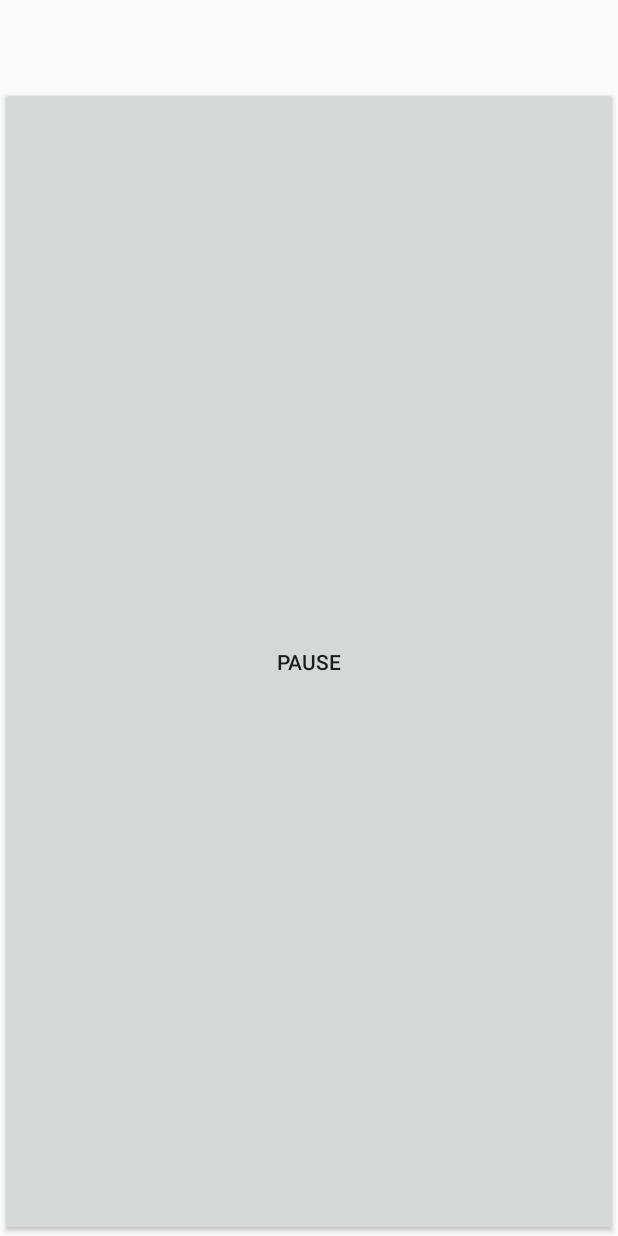
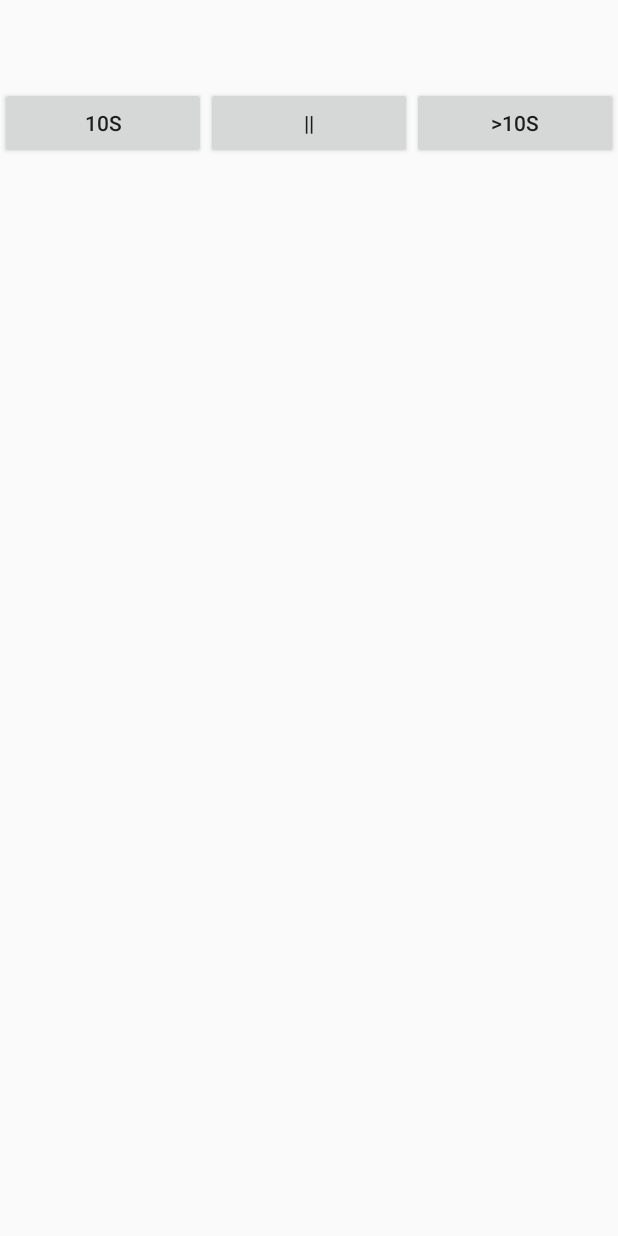
Before and after one commit to andreamartire/lightdark, an Android app: the ChapterPlayer screen opened directly, with no data from a screen before it, on a phone screen of 412 x 824 dp. Run offline under Robolectric (Android 15) with nearby library versions, the phone set to English and light mode, and no system bars.

Commit message:
refactoring + other buttons

```diff
--- a/app/src/main/java/newtech/audiolibrary/ChapterPlayer.java
+++ b/app/src/main/java/newtech/audiolibrary/ChapterPlayer.java
@@ -8,6 +8,8 @@ import android.app.Activity;
 import android.media.MediaPlayer;
 import android.net.Uri;
 import android.os.Bundle;
+import android.view.View;
+import android.widget.Button;
 import android.widget.TextView;
 
 import java.util.concurrent.ScheduledExecutorService;
@@ -19,10 +21,14 @@ public class ChapterPlayer extends Activity {
 
     public static String CHAPTER = "CHAPTER";
 
-    public static MediaPlayer mediaPlayer;
-    public static TextView currentDurationView;
+    static MediaPlayer mediaPlayer;
 
-    ScheduledExecutorService mScheduledExecutorService;
+    static TextView currentDurationView;
+    static TextView totalDurationView;
+
+    static Button backwardButton10;
+    static Button playPauseButton;
+    static Button forwardButton10;
 
     @Override
     public void onCreate(Bundle savedInstanceState) {
@@ -31,10 +37,58 @@ public class ChapterPlayer extends Activity {
 
         Chapter currentChapter = (Chapter) getIntent().getSerializableExtra(CHAPTER);
 
-        TextView title = (TextView) findViewById(R.id.playChapter_title);
-        TextView totalDuration = (TextView) findViewById(R.id.playChapter_totalDuration);
+        totalDurationView = (TextView) findViewById(R.id.playChapter_totalDuration);
+        currentDurationView = (TextView) findViewById(R.id.playChapter_currentDuration);
 
-        currentDurationView = (TextView) findViewById(R.id.playChapter_currentDuration);
+        playPauseButton = (Button) findViewById(R.id.playPauseButton);
+        playPauseButton.setOnClickListener(new View.OnClickListener(){
+            @Override
+            public void onClick (View v) {
+                if(mediaPlayer.isPlaying()){
+                    mediaPlayer.pause();
+                    playPauseButton.setText("|>");
+                }else{
+                    mediaPlayer.start();
+                    playPauseButton.setText("||");
+                    updatePlayer();
+                }
+            }
+        });
+
+        backwardButton10 = (Button) findViewById(R.id.backwardButton10);
+        backwardButton10.setOnClickListener(new View.OnClickListener() {
+            @Override
+            public void onClick(View v) {
+                /*int currPos = mediaPlayer.getCurrentPosition();
+                // + 10 sec
+                int newPos = currPos + 10*1000;
+                if(newPos > mediaPlayer.getDuration()){
+                    // last second
+                    newPos = mediaPlayer.getDuration() - 1000;
+                }
+                mediaPlayer.pause();
+                mediaPlayer.seekTo(newPos);
+                updatePlayer();
+                mediaPlayer.start();*/
+            }
+        });
+
+        forwardButton10 = (Button) findViewById(R.id.backwardButton10);
+        forwardButton10.setOnClickListener(new View.OnClickListener() {
+            @Override
+            public void onClick(View v) {
+                /*int currPos = mediaPlayer.getCurrentPosition();
+                // - 10 sec
+                int newPos = currPos - 10*1000;
+                if(newPos < 0){
+                    newPos = 0;
+                }
+                mediaPlayer.pause();
+                mediaPlayer.seekTo(newPos);
+                updatePlayer();
+                mediaPlayer.start();*/
+            }
+        });
 
         try {
             //play local resource
@@ -43,12 +97,11 @@ public class ChapterPlayer extends Activity {
             mediaPlayer.setLooping(false);
             mediaPlayer.start();
 
-            //init elements
+            //init title label
+            final TextView title = (TextView) findViewById(R.id.playChapter_title);
             title.setText(currentChapter.getTitle());
-            totalDuration.setText(formatDuration(mediaPlayer.getDuration()));
 
-            currentDurationView.setText(formatDuration(mediaPlayer.getCurrentPosition()));
-            currentDurationView.post(updatePlayerCurrentDuration);
+            updatePlayer();
 
         } catch (Exception e) {
             e.printStackTrace();
@@ -65,21 +118,19 @@ public class ChapterPlayer extends Activity {
         }
     }
 
-    public static Runnable updatePlayerCurrentDuration = new Runnable() {
+    public void updatePlayer(){
+        totalDurationView.setText(formatDuration(mediaPlayer.getDuration()));
+        currentDurationView.setText(formatDuration(mediaPlayer.getCurrentPosition()));
+        currentDurationView.post(new Runnable() {
             public void run() {
-            int currentDuration;
                 if (mediaPlayer.isPlaying()) {
-                currentDuration = mediaPlayer.getCurrentPosition();
-                updatePlayer(currentDuration);
+                    updatePlayer();
                     currentDurationView.postDelayed(this, 1000);
                 }else {
                     currentDurationView.removeCallbacks(this);
                 }
             }
-    };
-
-    public static void updatePlayer(int currentDuration){
-        currentDurationView.setText(formatDuration(currentDuration));
+        });;
     }
 
     public static String formatDuration(int duration) {
--- a/app/src/main/java/newtech/audiolibrary/player/PlayPauseButton.java
+++ /dev/null
@@ -1,59 +0,0 @@
-package newtech.audiolibrary.player;
-
-import android.app.AlertDialog;
-import android.content.Context;
-import android.content.Intent;
-import android.media.MediaPlayer;
-import android.support.v7.widget.AppCompatButton;
-import android.util.AttributeSet;
-import android.view.View;
-import android.widget.LinearLayout;
-import android.widget.TextView;
-
-import newtech.audiolibrary.ChapterPlayer;
-import newtech.audiolibrary.R;
-import newtech.audiolibrary.bean.Chapter;
-
-/**
- * Created by MartireAn on 06/09/2017.
- */
-
-public class PlayPauseButton extends AppCompatButton {
-
-    public PlayPauseButton(Context context) {
-        this(context, null);
-        this.setClickListener();
-    }
-
-    public PlayPauseButton(Context context, AttributeSet attrs) {
-        this(context, attrs, 0);
-        this.setClickListener();
-    }
-
-    public PlayPauseButton(Context context, AttributeSet attrs, int defStyleAttr) {
-        super(context, attrs, defStyleAttr);
-        this.setClickListener();
-    }
-
-    public void setClickListener(){
-
-        final Context currentContext = this.getContext();
-
-        final TextView currentDurationView = (TextView) findViewById(R.id.playChapter_currentDuration);
-
-        this.setOnClickListener(new OnClickListener(){
-
-            @Override
-            public void onClick (View v) {
-
-                if(ChapterPlayer.mediaPlayer.isPlaying()){
-                    ChapterPlayer.mediaPlayer.pause();
-                }else{
-                    ChapterPlayer.mediaPlayer.start();
-                    //TODO schedule refresh duration
-                    //currentDurationView.post(ChapterPlayer.updatePlayerCurrentDuration);
-                }
-            }
-        });
-    }
-}
--- a/app/src/main/res/layout/activity_play_chapter.xml
+++ b/app/src/main/res/layout/activity_play_chapter.xml
@@ -18,12 +18,29 @@
             android:layout_width="wrap_content"
             android:layout_height="wrap_content" />
 
-        <newtech.audiolibrary.player.PlayPauseButton
-            android:id="@+id/playPauseButton"
-            android:theme="@style/Widget.AppCompat.Button"
-            android:layout_width="match_parent"
-            android:layout_height="wrap_content"
-            android:layout_weight="1"
-            android:text="Pause"/>
+        <LinearLayout xmlns:android="http://schemas.android.com/apk/res/android"
+            android:orientation="horizontal" android:layout_width="match_parent"
+            android:layout_height="match_parent">
+                <Button
+                    android:id="@+id/backwardButton10"
+                    android:layout_width="match_parent"
+                    android:layout_height="wrap_content"
+                    android:layout_weight="1"
+                    android:text="10s"/>
+
+                <Button
+                    android:id="@+id/playPauseButton"
+                    android:layout_width="match_parent"
+                    android:layout_height="wrap_content"
+                    android:layout_weight="1"
+                    android:text="||"/>
+
+                <Button
+                    android:id="@+id/forwardButton10"
+                    android:layout_width="match_parent"
+                    android:layout_height="wrap_content"
+                    android:layout_weight="1"
+                    android:text=">10s"/>
+        </LinearLayout>
 
 </LinearLayout>
```
Lines whose indentation alone changed are shown as unchanged.
